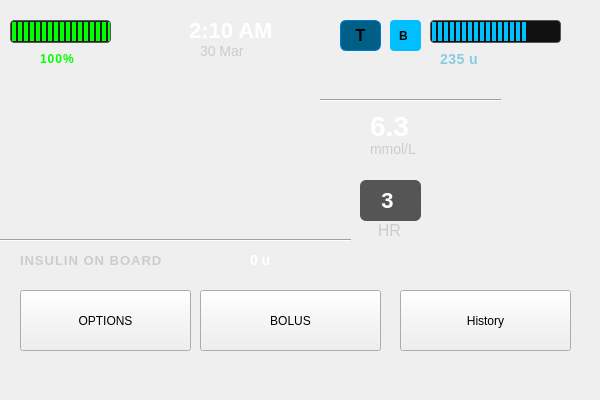
Before: the Qt Designer form code/home.ui in xHWAHx/InsulinPumpSimulator-Group35, drawn with Qt 5.
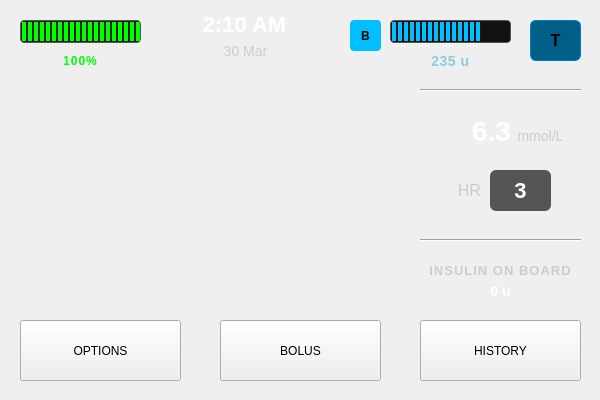
After: the same form once the commit is applied. Icons and pictures are not drawn. Custom widgets are drawn as their Qt base class.

```diff
--- a/code/home.ui
+++ b/code/home.ui
@@ -22,12 +22,19 @@
   <widget class="QLabel" name="timeLabel">
    <property name="geometry">
     <rect>
-     <x>189</x>
-     <y>20</y>
-     <width>121</width>
-     <height>20</height>
+     <x>159</x>
+     <y>9</y>
+     <width>171</width>
+     <height>31</height>
     </rect>
    </property>
+   <property name="font">
+    <font>
+     <pointsize>-1</pointsize>
+     <weight>75</weight>
+     <bold>true</bold>
+    </font>
+   </property>
    <property name="styleSheet">
     <string notr="true">QLabel#timeLabel {
     font-size: 22px;
@@ -38,13 +45,16 @@
    <property name="text">
     <string>2:10 AM</string>
    </property>
+   <property name="alignment">
+    <set>Qt::AlignCenter</set>
+   </property>
   </widget>
   <widget class="QLabel" name="dateLabel">
    <property name="geometry">
     <rect>
-     <x>200</x>
+     <x>160</x>
      <y>40</y>
-     <width>71</width>
+     <width>171</width>
      <height>21</height>
     </rect>
    </property>
@@ -58,13 +68,16 @@
    <property name="text">
     <string>30 Mar</string>
    </property>
+   <property name="alignment">
+    <set>Qt::AlignCenter</set>
+   </property>
   </widget>
   <widget class="QProgressBar" name="insulinBar">
    <property name="geometry">
     <rect>
-     <x>430</x>
+     <x>390</x>
      <y>20</y>
-     <width>131</width>
+     <width>121</width>
      <height>23</height>
     </rect>
    </property>
@@ -95,7 +108,7 @@
   <widget class="QLabel" name="insulinIcon">
    <property name="geometry">
     <rect>
-     <x>390</x>
+     <x>350</x>
      <y>20</y>
      <width>31</width>
      <height>31</height>
@@ -115,14 +128,17 @@
    <property name="text">
     <string>B</string>
    </property>
+   <property name="alignment">
+    <set>Qt::AlignCenter</set>
+   </property>
   </widget>
   <widget class="QLabel" name="insulinUnitsLabel">
    <property name="geometry">
     <rect>
-     <x>440</x>
+     <x>390</x>
      <y>50</y>
-     <width>62</width>
-     <height>17</height>
+     <width>121</width>
+     <height>21</height>
     </rect>
    </property>
    <property name="styleSheet">
@@ -137,13 +153,16 @@
    <property name="text">
     <string>235 u</string>
    </property>
+   <property name="alignment">
+    <set>Qt::AlignCenter</set>
+   </property>
   </widget>
   <widget class="QProgressBar" name="batteryBar">
    <property name="geometry">
     <rect>
-     <x>10</x>
+     <x>20</x>
      <y>20</y>
-     <width>101</width>
+     <width>121</width>
      <height>23</height>
     </rect>
    </property>
@@ -173,10 +192,10 @@
   <widget class="QLabel" name="batteryLabel">
    <property name="geometry">
     <rect>
-     <x>40</x>
+     <x>20</x>
      <y>50</y>
-     <width>62</width>
-     <height>17</height>
+     <width>121</width>
+     <height>21</height>
     </rect>
    </property>
    <property name="styleSheet">
@@ -191,127 +210,26 @@
    <property name="text">
     <string>100%</string>
    </property>
+   <property name="alignment">
+    <set>Qt::AlignCenter</set>
+   </property>
   </widget>
   <widget class="QChartView" name="chartView" native="true">
    <property name="geometry">
     <rect>
      <x>10</x>
-     <y>90</y>
-     <width>321</width>
-     <height>141</height>
+     <y>80</y>
+     <width>381</width>
+     <height>231</height>
     </rect>
    </property>
   </widget>
-  <widget class="Line" name="line">
-   <property name="geometry">
-    <rect>
-     <x>320</x>
-     <y>90</y>
-     <width>181</width>
-     <height>20</height>
-    </rect>
-   </property>
-   <property name="orientation">
-    <enum>Qt::Horizontal</enum>
-   </property>
-  </widget>
-  <widget class="QLabel" name="glucoseLabel">
-   <property name="geometry">
-    <rect>
-     <x>370</x>
-     <y>110</y>
-     <width>51</width>
-     <height>31</height>
-    </rect>
-   </property>
-   <property name="styleSheet">
-    <string notr="true">QLabel {
-    color: white;
-    font-size: 28px;
-    font-weight: bold;
-    font-family: &quot;Segoe UI&quot;, sans-serif;
-}</string>
-   </property>
-   <property name="text">
-    <string>6.3</string>
-   </property>
-  </widget>
-  <widget class="QLabel" name="label_2">
-   <property name="geometry">
-    <rect>
-     <x>370</x>
-     <y>140</y>
-     <width>62</width>
-     <height>17</height>
-    </rect>
-   </property>
-   <property name="styleSheet">
-    <string notr="true">QLabel {
-    color: #CCCCCC;
-    font-size: 14px;
-    font-weight: medium;
-    font-family: &quot;Segoe UI&quot;, sans-serif;
-    margin-top: -10px;
-}
-</string>
-   </property>
-   <property name="text">
-    <string>mmol/L</string>
-   </property>
-  </widget>
-  <widget class="QLabel" name="label_4">
-   <property name="geometry">
-    <rect>
-     <x>360</x>
-     <y>220</y>
-     <width>61</width>
-     <height>20</height>
-    </rect>
-   </property>
-   <property name="styleSheet">
-    <string notr="true">QLabel {
-    color: #CCCCCC;
-    font-size: 16px;
-    font-weight: medium;
-    font-family: &quot;Segoe UI&quot;, sans-serif;
-    margin-top: -10px;
-}</string>
-   </property>
-   <property name="text">
-    <string>    HR</string>
-   </property>
-  </widget>
-  <widget class="QPushButton" name="pushButton">
-   <property name="geometry">
-    <rect>
-     <x>360</x>
-     <y>180</y>
-     <width>61</width>
-     <height>41</height>
-    </rect>
-   </property>
-   <property name="styleSheet">
-    <string notr="true">QLabel, QPushButton {
-    background-color: #555555;
-    border-radius: 6px;
-    padding: 10px 20px;
-    color: white;
-    font-size: 22px;
-    font-weight: bold;
-    font-family: &quot;Segoe UI&quot;, sans-serif;
-}
-</string>
-   </property>
-   <property name="text">
-    <string>3 </string>
-   </property>
-  </widget>
   <widget class="Line" name="line_2">
    <property name="geometry">
     <rect>
-     <x>0</x>
+     <x>420</x>
      <y>230</y>
-     <width>351</width>
+     <width>161</width>
      <height>20</height>
     </rect>
    </property>
@@ -323,8 +241,8 @@
    <property name="geometry">
     <rect>
      <x>20</x>
-     <y>290</y>
-     <width>171</width>
+     <y>320</y>
+     <width>161</width>
      <height>61</height>
     </rect>
    </property>
@@ -348,10 +266,10 @@
   <widget class="QLabel" name="insulinLabel">
    <property name="geometry">
     <rect>
-     <x>20</x>
-     <y>250</y>
+     <x>420</x>
+     <y>260</y>
      <width>161</width>
-     <height>20</height>
+     <height>21</height>
     </rect>
    </property>
    <property name="styleSheet">
@@ -365,14 +283,17 @@
    <property name="text">
     <string>INSULIN ON BOARD</string>
    </property>
+   <property name="alignment">
+    <set>Qt::AlignCenter</set>
+   </property>
   </widget>
   <widget class="QLabel" name="insulinUnitsLabel_2">
    <property name="geometry">
     <rect>
-     <x>250</x>
-     <y>250</y>
-     <width>141</width>
-     <height>20</height>
+     <x>420</x>
+     <y>280</y>
+     <width>161</width>
+     <height>21</height>
     </rect>
    </property>
    <property name="styleSheet">
@@ -385,13 +306,16 @@
    <property name="text">
     <string>0 u</string>
    </property>
+   <property name="alignment">
+    <set>Qt::AlignCenter</set>
+   </property>
   </widget>
   <widget class="QPushButton" name="buttonBolus">
    <property name="geometry">
     <rect>
-     <x>200</x>
-     <y>290</y>
-     <width>181</width>
+     <x>220</x>
+     <y>320</y>
+     <width>161</width>
      <height>61</height>
     </rect>
    </property>
@@ -415,9 +339,9 @@
   <widget class="QPushButton" name="historyButton">
    <property name="geometry">
     <rect>
-     <x>400</x>
-     <y>290</y>
-     <width>171</width>
+     <x>420</x>
+     <y>320</y>
+     <width>161</width>
      <height>61</height>
     </rect>
    </property>
@@ -435,16 +359,16 @@
 }</string>
    </property>
    <property name="text">
-    <string>History</string>
+    <string>HISTORY</string>
    </property>
   </widget>
   <widget class="QPushButton" name="logoButton">
    <property name="geometry">
     <rect>
-     <x>340</x>
+     <x>530</x>
      <y>20</y>
-     <width>41</width>
-     <height>31</height>
+     <width>51</width>
+     <height>41</height>
     </rect>
    </property>
    <property name="styleSheet">
@@ -472,6 +396,125 @@
     <string>T</string>
    </property>
   </widget>
+  <widget class="QPushButton" name="pushButton">
+   <property name="geometry">
+    <rect>
+     <x>490</x>
+     <y>170</y>
+     <width>61</width>
+     <height>41</height>
+    </rect>
+   </property>
+   <property name="styleSheet">
+    <string notr="true">QLabel, QPushButton {
+    background-color: #555555;
+    border-radius: 6px;
+    padding: 10px 20px;
+    color: white;
+    font-size: 22px;
+    font-weight: bold;
+    font-family: &quot;Segoe UI&quot;, sans-serif;
+}
+</string>
+   </property>
+   <property name="text">
+    <string>3</string>
+   </property>
+  </widget>
+  <widget class="QLabel" name="label_4">
+   <property name="geometry">
+    <rect>
+     <x>440</x>
+     <y>170</y>
+     <width>41</width>
+     <height>41</height>
+    </rect>
+   </property>
+   <property name="styleSheet">
+    <string notr="true">QLabel {
+    color: #CCCCCC;
+    font-size: 16px;
+    font-weight: medium;
+    font-family: &quot;Segoe UI&quot;, sans-serif;
+    margin-top: -10px;
+}</string>
+   </property>
+   <property name="text">
+    <string>HR</string>
+   </property>
+   <property name="alignment">
+    <set>Qt::AlignRight|Qt::AlignTrailing|Qt::AlignVCenter</set>
+   </property>
+  </widget>
+  <widget class="QLabel" name="glucoseLabel">
+   <property name="geometry">
+    <rect>
+     <x>430</x>
+     <y>110</y>
+     <width>81</width>
+     <height>41</height>
+    </rect>
+   </property>
+   <property name="layoutDirection">
+    <enum>Qt::LeftToRight</enum>
+   </property>
+   <property name="styleSheet">
+    <string notr="true">QLabel {
+    color: white;
+    font-size: 28px;
+    font-weight: bold;
+    font-family: &quot;Segoe UI&quot;, sans-serif;
+}</string>
+   </property>
+   <property name="text">
+    <string>6.3</string>
+   </property>
+   <property name="alignment">
+    <set>Qt::AlignRight|Qt::AlignTrailing|Qt::AlignVCenter</set>
+   </property>
+  </widget>
+  <widget class="Line" name="line">
+   <property name="geometry">
+    <rect>
+     <x>420</x>
+     <y>80</y>
+     <width>161</width>
+     <height>21</height>
+    </rect>
+   </property>
+   <property name="orientation">
+    <enum>Qt::Horizontal</enum>
+   </property>
+  </widget>
+  <widget class="QLabel" name="label_2">
+   <property name="geometry">
+    <rect>
+     <x>510</x>
+     <y>120</y>
+     <width>61</width>
+     <height>31</height>
+    </rect>
+   </property>
+   <property name="layoutDirection">
+    <enum>Qt::LeftToRight</enum>
+   </property>
+   <property name="styleSheet">
+    <string notr="true">QLabel {
+    color: #CCCCCC;
+    font-size: 14px;
+    font-weight: medium;
+    font-family: &quot;Segoe UI&quot;, sans-serif;
+    margin-top: -10px;
+}
+</string>
+   </property>
+   <property name="text">
+    <string>mmol/L</string>
+   </property>
+   <property name="alignment">
+    <set>Qt::AlignCenter</set>
+   </property>
+  </widget>
  </widget>
  <customwidgets>
   <customwidget>
```
